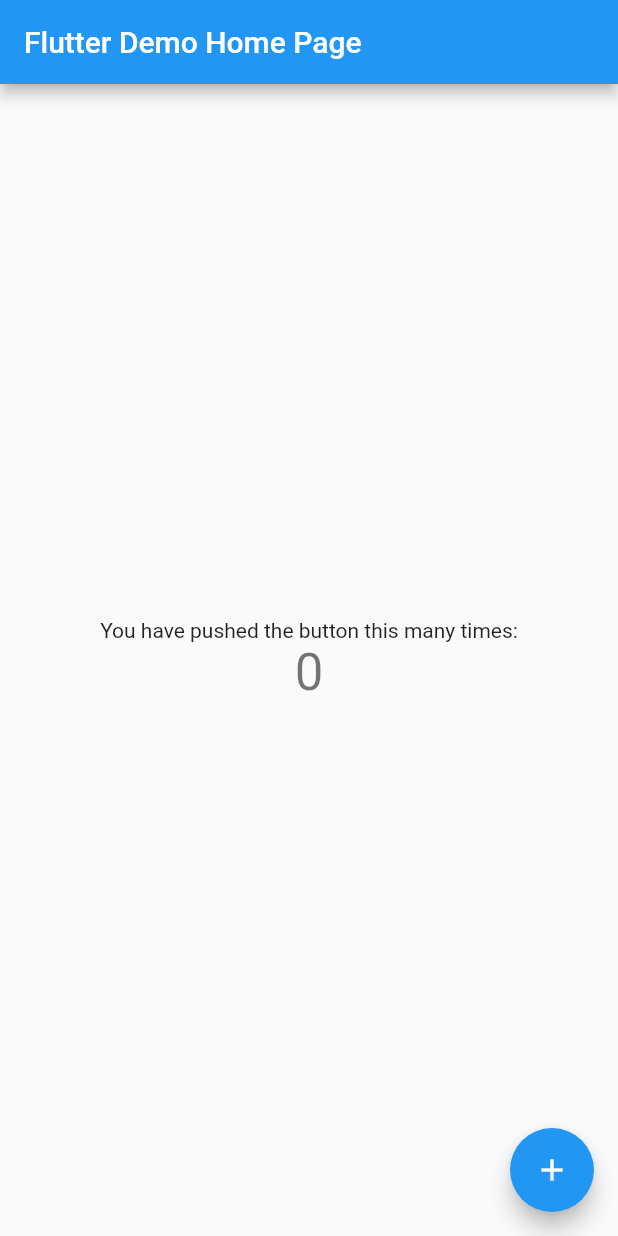
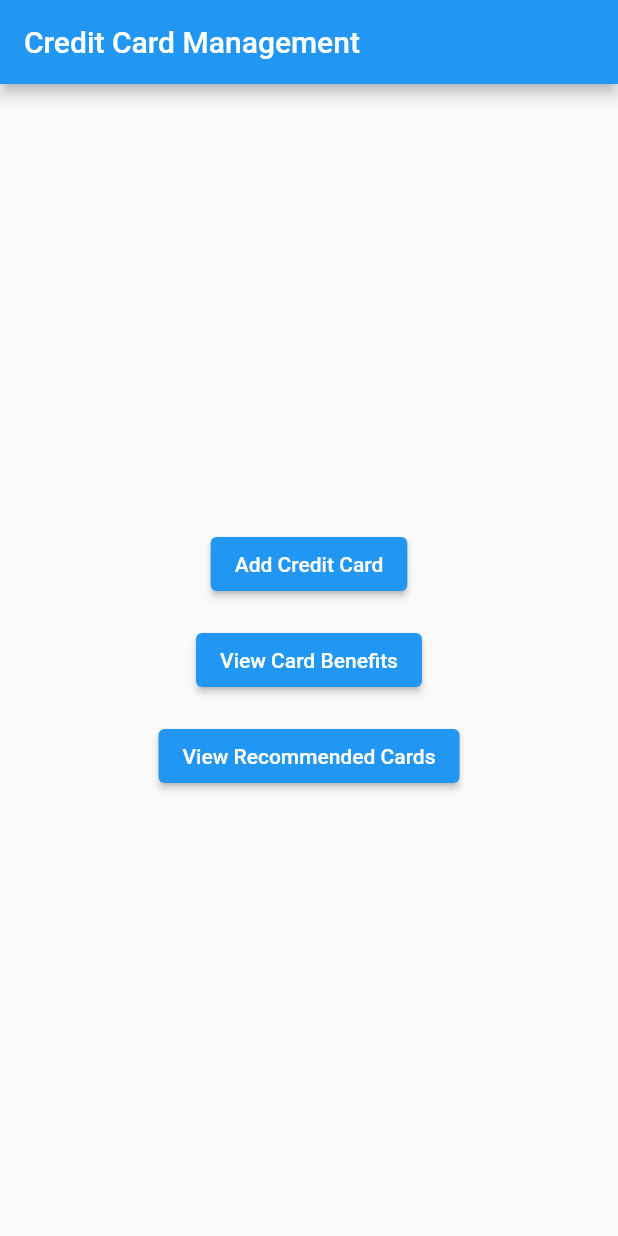
Before and after one commit to deasa/credit_card_manager, a Flutter app: the screen it shows after launch, on a phone screen of 412 x 824 dp. Run offline on Flutter 3.47's test engine with Material 2 defaults, Android fonts, the light colour scheme and no system bars.

Commit message:
add codev responses and code for main.dart and home_screen.dart

```diff
--- a/lib/main.dart
+++ b/lib/main.dart
@@ -1,115 +1,19 @@
 import 'package:flutter/material.dart';
+import 'screens/home_screen.dart';
 
 void main() {
-  runApp(const MyApp());
+  runApp(CreditCardManagementApp());
 }
 
-class MyApp extends StatelessWidget {
-  const MyApp({super.key});
-
-  // This widget is the root of your application.
+class CreditCardManagementApp extends StatelessWidget {
   @override
   Widget build(BuildContext context) {
     return MaterialApp(
-      title: 'Flutter Demo',
+      title: 'Credit Card Management App',
       theme: ThemeData(
-        // This is the theme of your application.
-        //
-        // Try running your application with "flutter run". You'll see the
-        // application has a blue toolbar. Then, without quitting the app, try
-        // changing the primarySwatch below to Colors.green and then invoke
-        // "hot reload" (press "r" in the console where you ran "flutter run",
-        // or simply save your changes to "hot reload" in a Flutter IDE).
-        // Notice that the counter didn't reset back to zero; the application
-        // is not restarted.
         primarySwatch: Colors.blue,
       ),
-      home: const MyHomePage(title: 'Flutter Demo Home Page'),
+      home: HomeScreen(),
     );
   }
 }
-
-class MyHomePage extends StatefulWidget {
-  const MyHomePage({super.key, required this.title});
-
-  // This widget is the home page of your application. It is stateful, meaning
-  // that it has a State object (defined below) that contains fields that affect
-  // how it looks.
-
-  // This class is the configuration for the state. It holds the values (in this
-  // case the title) provided by the parent (in this case the App widget) and
-  // used by the build method of the State. Fields in a Widget subclass are
-  // always marked "final".
-
-  final String title;
-
-  @override
-  State<MyHomePage> createState() => _MyHomePageState();
-}
-
-class _MyHomePageState extends State<MyHomePage> {
-  int _counter = 0;
-
-  void _incrementCounter() {
-    setState(() {
-      // This call to setState tells the Flutter framework that something has
-      // changed in this State, which causes it to rerun the build method below
-      // so that the display can reflect the updated values. If we changed
-      // _counter without calling setState(), then the build method would not be
-      // called again, and so nothing would appear to happen.
-      _counter++;
-    });
-  }
-
-  @override
-  Widget build(BuildContext context) {
-    // This method is rerun every time setState is called, for instance as done
-    // by the _incrementCounter method above.
-    //
-    // The Flutter framework has been optimized to make rerunning build methods
-    // fast, so that you can just rebuild anything that needs updating rather
-    // than having to individually change instances of widgets.
-    return Scaffold(
-      appBar: AppBar(
-        // Here we take the value from the MyHomePage object that was created by
-        // the App.build method, and use it to set our appbar title.
-        title: Text(widget.title),
-      ),
-      body: Center(
-        // Center is a layout widget. It takes a single child and positions it
-        // in the middle of the parent.
-        child: Column(
-          // Column is also a layout widget. It takes a list of children and
-          // arranges them vertically. By default, it sizes itself to fit its
-          // children horizontally, and tries to be as tall as its parent.
-          //
-          // Invoke "debug painting" (press "p" in the console, choose the
-          // "Toggle Debug Paint" action from the Flutter Inspector in Android
-          // Studio, or the "Toggle Debug Paint" command in Visual Studio Code)
-          // to see the wireframe for each widget.
-          //
-          // Column has various properties to control how it sizes itself and
-          // how it positions its children. Here we use mainAxisAlignment to
-          // center the children vertically; the main axis here is the vertical
-          // axis because Columns are vertical (the cross axis would be
-          // horizontal).
-          mainAxisAlignment: MainAxisAlignment.center,
-          children: <Widget>[
-            const Text(
-              'You have pushed the button this many times:',
-            ),
-            Text(
-              '$_counter',
-              style: Theme.of(context).textTheme.headlineMedium,
-            ),
-          ],
-        ),
-      ),
-      floatingActionButton: FloatingActionButton(
-        onPressed: _incrementCounter,
-        tooltip: 'Increment',
-        child: const Icon(Icons.add),
-      ), // This trailing comma makes auto-formatting nicer for build methods.
-    );
-  }
-}
--- a/lib/screens/home_screen.dart
+++ b/lib/screens/home_screen.dart
@@ -0,0 +1,52 @@
+import 'package:flutter/material.dart';
+import 'add_card_screen.dart';
+import 'card_benefits_screen.dart';
+import 'recommended_cards_screen.dart';
+
+class HomeScreen extends StatelessWidget {
+  @override
+  Widget build(BuildContext context) {
+    return Scaffold(
+      appBar: AppBar(
+        title: Text('Credit Card Management'),
+      ),
+      body: Center(
+        child: Column(
+          mainAxisAlignment: MainAxisAlignment.center,
+          children: [
+            ElevatedButton(
+              onPressed: () {
+                Navigator.push(
+                  context,
+                  MaterialPageRoute(builder: (context) => AddCardScreen()),
+                );
+              },
+              child: Text('Add Credit Card'),
+            ),
+            SizedBox(height: 16),
+            ElevatedButton(
+              onPressed: () {
+                Navigator.push(
+                  context,
+                  MaterialPageRoute(builder: (context) => CardBenefitsScreen()),
+                );
+              },
+              child: Text('View Card Benefits'),
+            ),
+            SizedBox(height: 16),
+            ElevatedButton(
+              onPressed: () {
+                Navigator.push(
+                  context,
+                  MaterialPageRoute(
+                      builder: (context) => RecommendedCardsScreen()),
+                );
+              },
+              child: Text('View Recommended Cards'),
+            ),
+          ],
+        ),
+      ),
+    );
+  }
+}
```
Also changed, not shown: CoDevResponses.txt (+136 -0 lines).
